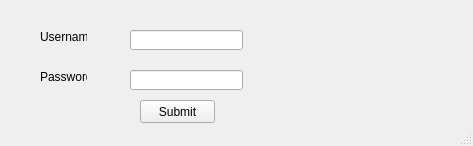
Qt form gui.ui (collin-hughes/PythonFileEncrypter) before a commit.
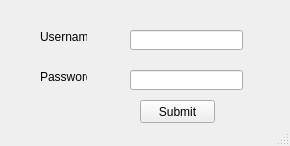
The same form after that commit.

Commit message: Added Password Manager Gui

The edit to the form file:
```diff
--- a/gui.ui
+++ b/gui.ui
@@ -2,16 +2,40 @@
 <ui version="4.0">
  <class>MainWindow</class>
  <widget class="QMainWindow" name="MainWindow">
+  <property name="enabled">
+   <bool>true</bool>
+  </property>
   <property name="geometry">
    <rect>
     <x>0</x>
     <y>0</y>
-    <width>473</width>
+    <width>290</width>
     <height>146</height>
    </rect>
   </property>
+  <property name="minimumSize">
+   <size>
+    <width>290</width>
+    <height>146</height>
+   </size>
+  </property>
+  <property name="maximumSize">
+   <size>
+    <width>290</width>
+    <height>146</height>
+   </size>
+  </property>
   <property name="windowTitle">
-   <string>MainWindow</string>
+   <string>Login</string>
+  </property>
+  <property name="toolButtonStyle">
+   <enum>Qt::ToolButtonIconOnly</enum>
+  </property>
+  <property name="animated">
+   <bool>true</bool>
+  </property>
+  <property name="tabShape">
+   <enum>QTabWidget::Rounded</enum>
   </property>
   <widget class="QWidget" name="centralwidget">
    <widget class="QLabel" name="label">
```
The commit also changes 7 other files.
